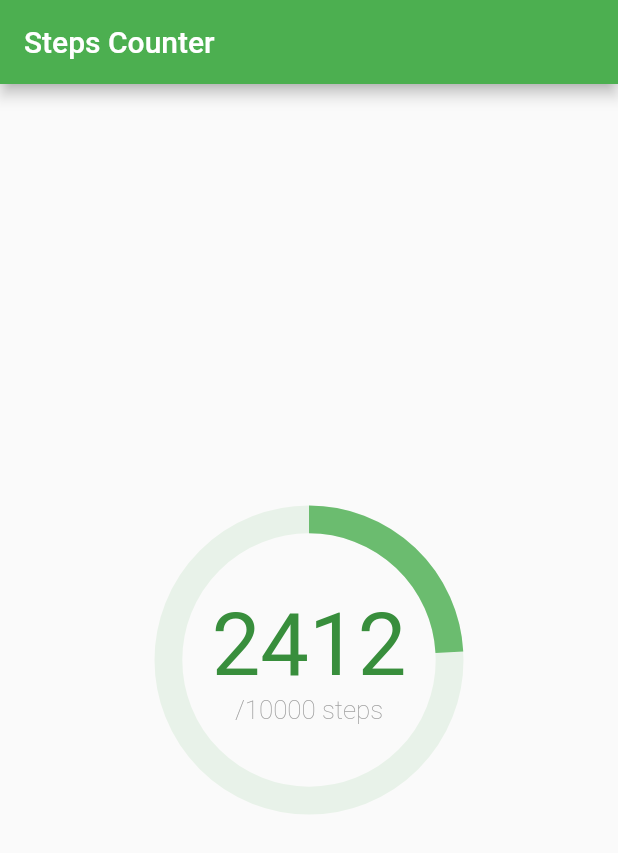
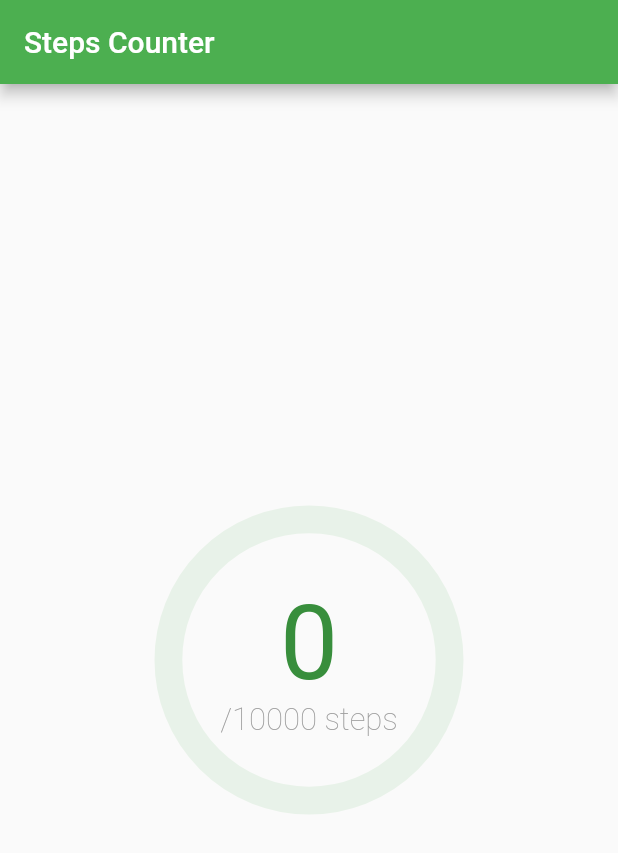
Before and after one commit to maximilyutin/steps-counter, a Flutter app: the screen it shows after launch, on a phone screen of 412 x 824 dp. Shown: the top 853 px of the screen. Run offline on Flutter 3.47's test engine with Material 2 defaults, Android fonts, the phone set to English and light mode, and no system bars; our stand-ins replace bloc, equatable, flutter_bloc, pedometer.

Commit message:
Add pedometer plugin and integrate PedometerBloc to StepsProgressIndicator

```diff
--- a/lib/main.dart
+++ b/lib/main.dart
@@ -1,15 +1,24 @@
 import 'package:flutter/material.dart';
+import 'package:flutter_bloc/flutter_bloc.dart';
+import 'package:pedometer/pedometer.dart';
+import 'package:steps_counter/bloc/pedometer_bloc.dart';
 
 void main() => runApp(MyApp());
 
 class MyApp extends StatelessWidget {
   @override
   Widget build(BuildContext context) {
+
+    Pedometer pedometer = Pedometer();
+
     return MaterialApp(
+      debugShowCheckedModeBanner: false,
       theme: ThemeData(
         primarySwatch: Colors.green,
       ),
-      home: MyHomePage(title: 'Steps Counter'),
+      home: BlocProvider(
+          create: (context) => PedometerBloc(pedometer.pedometerStream),
+          child: MyHomePage(title: 'Steps Counter')),
     );
   }
 }
@@ -24,33 +33,46 @@ class MyHomePage extends StatefulWidget {
 }
 
 class _MyHomePageState extends State<MyHomePage> {
+
+  @override
+  void initState() {
+    BlocProvider.of<PedometerBloc>(context).add(StartListening());
+
+    super.initState();
+  }
+
   @override
   Widget build(BuildContext context) {
-    final stepsIndicatorSize = MediaQuery.of(context).size.shortestSide / 2;
+    final indicatorSize = MediaQuery.of(context).size.shortestSide / 2;
 
     return Scaffold(
-        appBar: AppBar(
-          title: Text(widget.title),
-        ),
+        appBar: AppBar(title: Text(widget.title)),
         body: Center(
-          child: Container(
-              alignment: Alignment.center,
-              width: stepsIndicatorSize,
-              height: stepsIndicatorSize,
-              child: StepsProgressIndicator()),
-        ));
+            child: StepsProgressIndicator(
+                goalStepsCount: 10000,
+                size: indicatorSize ))
+    );
   }
 }
 
 class StepsProgressIndicator extends StatelessWidget {
+  const StepsProgressIndicator({
+    Key key,
+    @required this.goalStepsCount,
+    this.size
+  }) : super(key: key);
+
+  final goalStepsCount;
+  final size;
+
   @override
   Widget build(BuildContext context) {
     final theme = Theme.of(context);
 
-    int goalStepsCount = 10000;
-    int curStepsCount = 2412;
-
-    return LayoutBuilder(
+    return Container(
+      width: size,
+      height: size,
+      child: LayoutBuilder(
           builder: (BuildContext context, BoxConstraints constraints) {
             double _strokeWidth = constraints.maxWidth*0.09;
 
@@ -62,7 +84,19 @@ class StepsProgressIndicator extends StatelessWidget {
               child: Container(
                 constraints: BoxConstraints(maxHeight: constraints.maxWidth),
                 padding: EdgeInsets.all(_strokeWidth/2),
-              child: Stack(
+                child:
+
+
+                BlocBuilder<PedometerBloc, PedometerState>(builder: (context, state) {
+
+                  int curStepsCount = (state is Updated) ? state.stepsCount : 0;
+
+                  if (state is Failed) {
+                    print('Pedometer failed: ${state.error}');
+                    curStepsCount = null;
+                  }
+
+                  return Stack(
                     alignment: Alignment.center,
                     fit: StackFit.expand,
                     children: <Widget>[
@@ -72,7 +106,7 @@ class StepsProgressIndicator extends StatelessWidget {
                             padding: const EdgeInsets.all(7),
                             child: Column(
                               children: <Widget>[
-                            Text("$curStepsCount", style: TextStyle(color: theme.primaryColorDark),),
+                                Text("${curStepsCount ?? '?'}", style: TextStyle(color: theme.primaryColorDark)),
                                 Text(
                                   "/$goalStepsCount steps",
                                   textScaleFactor: 0.3,
@@ -87,10 +121,12 @@ class StepsProgressIndicator extends StatelessWidget {
                           valueColor: AlwaysStoppedAnimation<Color>(theme.primaryColor.withOpacity(0.8)),
                           backgroundColor: theme.primaryColor.withOpacity(0.1)),
                     ],
-              ),
+                  );
+                }),
               ),
             );
           }
+      ),
     );
   }
 }
--- a/pubspec.yaml
+++ b/pubspec.yaml
@@ -16,6 +16,8 @@ dependencies:
   flutter_bloc: ^3.2.0
   equatable: ^1.1.1
 
+  pedometer: ^1.0.0
+
 dev_dependencies:
   flutter_test:
     sdk: flutter
```
Also changed, not shown: pubspec.lock, 4 other files. Lines whose indentation alone changed are shown as unchanged.
